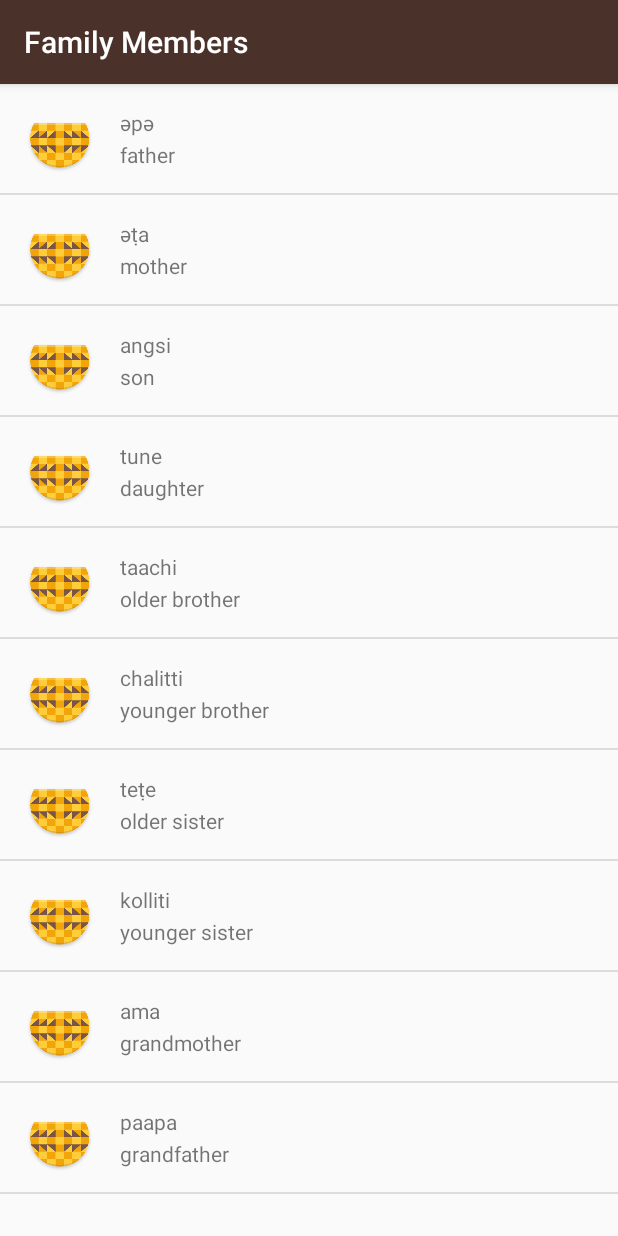
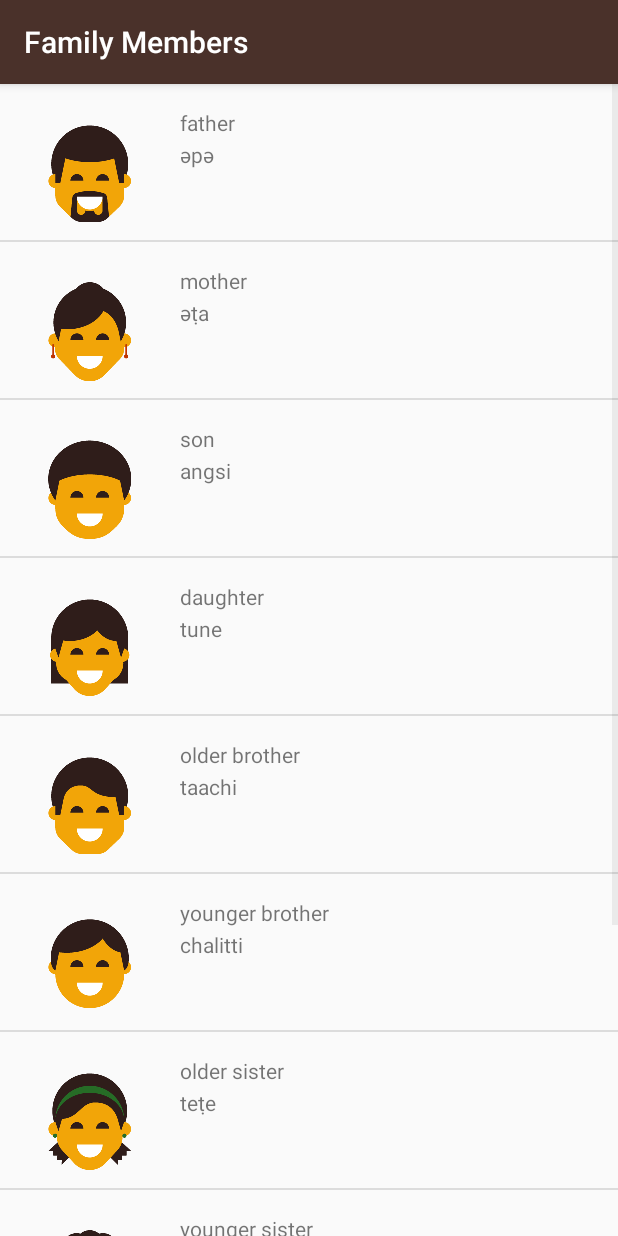
Before and after one commit to veselincholakov/miwok, an Android app: the FamilyActivity screen opened directly, with no data from a screen before it, on a phone screen of 412 x 824 dp. Run offline under Robolectric (Android 15) with nearby library versions, the phone set to English and light mode, and no system bars.

Commit message:
Added images; Added check in WordAdapter

```diff
--- a/app/src/main/java/com/example/android/miwok/FamilyActivity.java
+++ b/app/src/main/java/com/example/android/miwok/FamilyActivity.java
@@ -15,11 +15,11 @@ public class FamilyActivity extends AppCompatActivity {
         setContentView(R.layout.words_list);
 
 
-        ArrayList<Word> words = new ArrayList<Word>(Arrays.asList(new Word("father","әpә"), new Word("mother","әṭa"),
-                new Word("son","angsi"), new Word("daughter","tune"),
-                new Word("older brother","taachi"), new Word("younger brother","chalitti"),
-                new Word("older sister","teṭe"),new Word("younger sister","kolliti"),
-                new Word("grandmother","ama"),new Word("grandfather","paapa")));
+        ArrayList<Word> words = new ArrayList<Word>(Arrays.asList(new Word("father","әpә",R.drawable.family_father), new Word("mother","әṭa",R.drawable.family_mother),
+                new Word("son","angsi",R.drawable.family_son), new Word("daughter","tune",R.drawable.family_daughter),
+                new Word("older brother","taachi",R.drawable.family_older_brother), new Word("younger brother","chalitti",R.drawable.family_younger_brother),
+                new Word("older sister","teṭe",R.drawable.family_older_sister),new Word("younger sister","kolliti",R.drawable.family_younger_sister),
+                new Word("grandmother","ama",R.drawable.family_grandmother),new Word("grandfather","paapa",R.drawable.family_grandfather)));
 
         WordAdapter adapter = new WordAdapter(this, words);
         ListView listView = (ListView) findViewById(R.id.list) ;
--- a/app/src/main/java/com/example/android/miwok/Word.java
+++ b/app/src/main/java/com/example/android/miwok/Word.java
@@ -7,10 +7,21 @@ package com.example.android.miwok;
 public class Word {
     private String mMiwokTranslation;
     private String mEnglishTranslation;
+    private int mImageResourceId = 0;
 
     public Word(String englishTranslation, String miwokTranslation){
         this.mEnglishTranslation = englishTranslation;
         this.mMiwokTranslation = miwokTranslation;
+    }
+
+    public Word(String mMiwokTranslation , String mEnglishTranslation, int mImageResourceId) {
+        this.mImageResourceId = mImageResourceId;
+        this.mEnglishTranslation = mEnglishTranslation;
+        this.mMiwokTranslation = mMiwokTranslation;
+    }
+
+    public int getImageResourceId() {
+        return mImageResourceId;
     }
 
     public String getDefaultTranslation(){
--- a/app/src/main/java/com/example/android/miwok/WordAdapter.java
+++ b/app/src/main/java/com/example/android/miwok/WordAdapter.java
@@ -7,6 +7,7 @@ import android.view.LayoutInflater;
 import android.view.View;
 import android.view.ViewGroup;
 import android.widget.ArrayAdapter;
+import android.widget.ImageView;
 import android.widget.LinearLayout;
 import android.widget.TextView;
 
@@ -33,9 +34,16 @@ public class WordAdapter extends ArrayAdapter<Word> {
         }
 
         Word currentWord = getItem(position);
+
         if(currentWord != null){
             TextView textEnglish = (TextView) v.findViewById(R.id.english_meaning);
             TextView textMiwok = (TextView) v.findViewById(R.id.miwok_meaning);
+            ImageView imageView = (ImageView) v.findViewById(R.id.image);
+            if(currentWord.getImageResourceId() != 0) {
+                imageView.setImageResource(currentWord.getImageResourceId());
+            }else{
+                imageView.setVisibility(View.GONE);
+            }
             textEnglish.setText(currentWord.getDefaultTranslation());
             textMiwok.setText(currentWord.getMiwokTranslation());
         }
--- a/app/src/main/res/layout/simple_layout_custom.xml
+++ b/app/src/main/res/layout/simple_layout_custom.xml
@@ -18,6 +18,7 @@
     android:layout_height="wrap_content"
     android:paddingLeft="16dp"
     android:orientation="vertical">
+
     <TextView
         android:layout_width="wrap_content"
         android:layout_height="wrap_content"
@@ -30,6 +31,6 @@
         android:layout_width="wrap_content"
         android:layout_height="wrap_content"
         android:id="@+id/english_meaning" />
-</LinearLayout>
 
 </LinearLayout>
+</LinearLayout>
```
Also changed, not shown: app/src/main/java/com/example/android/miwok/ColorsActivity.java (+4 -4 lines), app/src/main/java/com/example/android/miwok/NumbersActivity.java (+6 -6 lines).
